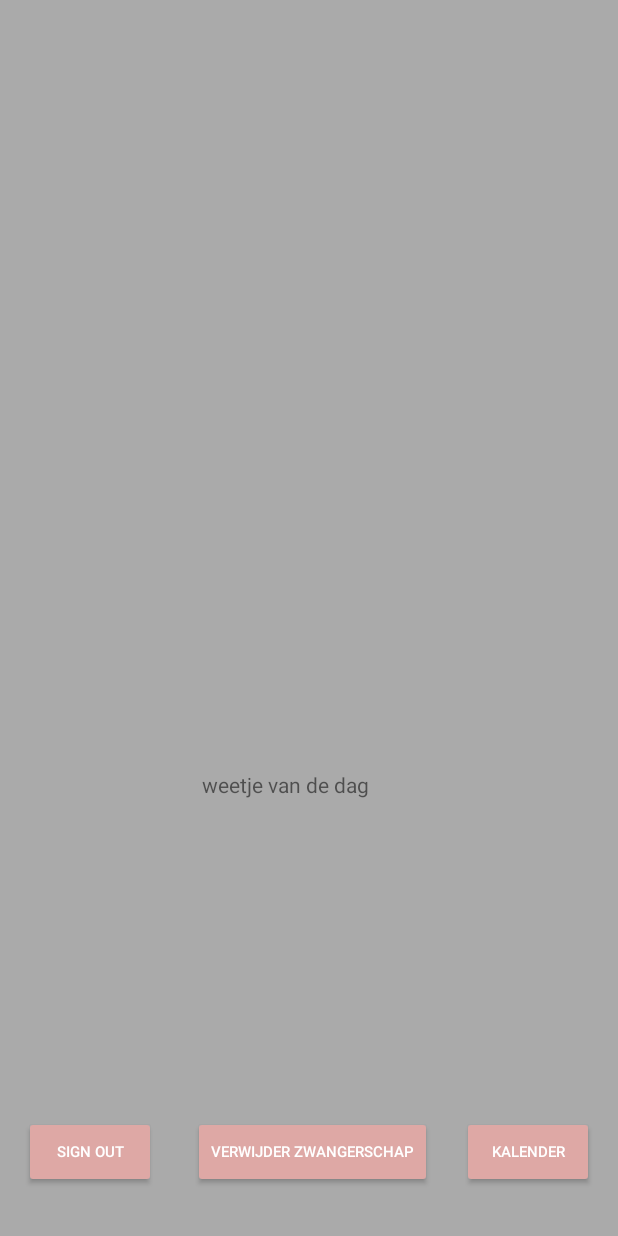
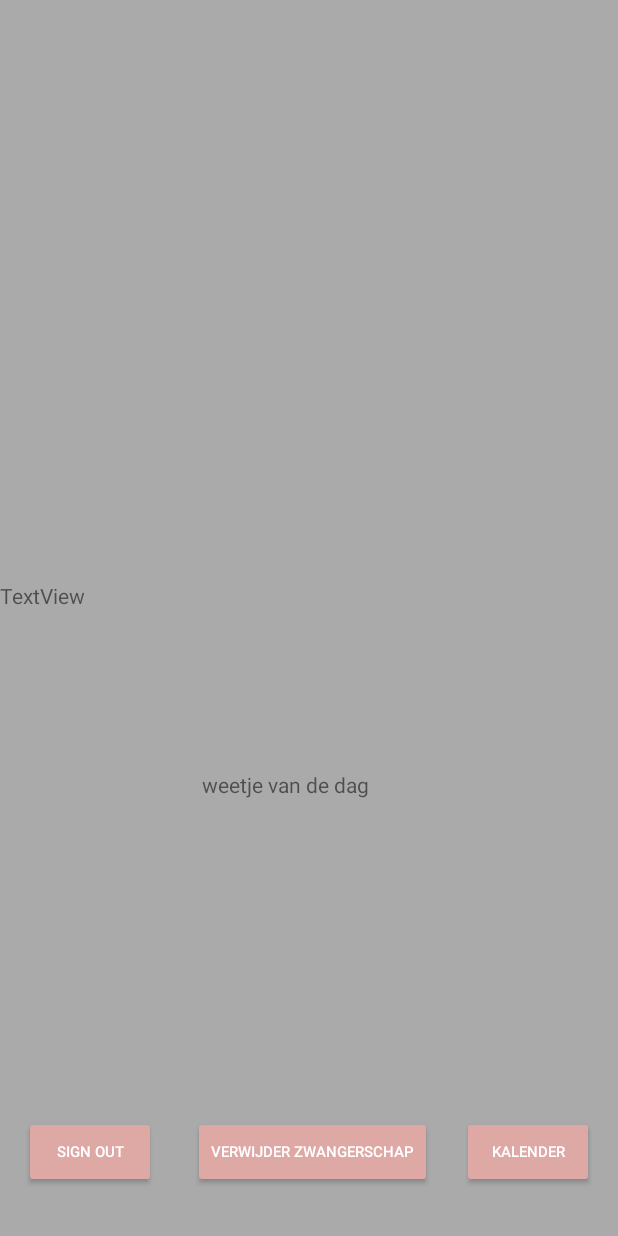
Before and after one commit to stevenbjones/Mobile4_yoann_steven, an Android app: the HomePage screen opened through its navigation route, on a phone screen of 412 x 824 dp. Run offline under Robolectric (Android 15) with nearby library versions, the phone set to English and light mode, and no system bars; our stand-ins replace Firebase (no records; nobody signed in at launch, a user with empty details on screens opened directly), Picasso; libraries missing offline, so code that uses them is left out: com.firebase.ui; 1 statement that could not run was skipped.

Commit message:
an update

```diff
--- a/bumpyBelly2/app/src/main/res/layout/fragment_home_page.xml
+++ b/bumpyBelly2/app/src/main/res/layout/fragment_home_page.xml
@@ -85,6 +85,18 @@
             app:layout_constraintHorizontal_bias="0.552"
             app:layout_constraintStart_toEndOf="@+id/sign_out" />
 
+        <TextView
+            android:id="@+id/txtFotoDetail"
+            android:layout_width="0dp"
+            android:layout_height="wrap_content"
+            android:text="TextView"
+            app:layout_constraintBottom_toBottomOf="parent"
+            app:layout_constraintEnd_toEndOf="parent"
+            app:layout_constraintHorizontal_bias="1.0"
+            app:layout_constraintStart_toStartOf="parent"
+            app:layout_constraintTop_toTopOf="parent"
+            app:layout_constraintVertical_bias="0.481" />
+
     </androidx.constraintlayout.widget.ConstraintLayout>
 
 </FrameLayout>
--- a/bumpyBelly2/app/src/main/res/navigation/nav_graph.xml
+++ b/bumpyBelly2/app/src/main/res/navigation/nav_graph.xml
@@ -29,6 +29,9 @@
         <action
             android:id="@+id/action_zwangerschapRegistratieFragment_to_homePage"
             app:destination="@id/homePage" />
+        <action
+            android:id="@+id/action_zwangerschapRegistratieFragment_to_welcomeFragment"
+            app:destination="@id/welcomeFragment" />
     </fragment>
     <fragment
         android:id="@+id/homePage"
```
Also changed, not shown: bumpyBelly2/app/src/main/java/com/example/bumpy_belly2/MainActivity.kt (+5 -3 lines), bumpyBelly2/app/src/main/java/com/example/bumpy_belly2/ZwangerschapRegistratieFragment.kt (+8 -9 lines), 1 other file.
